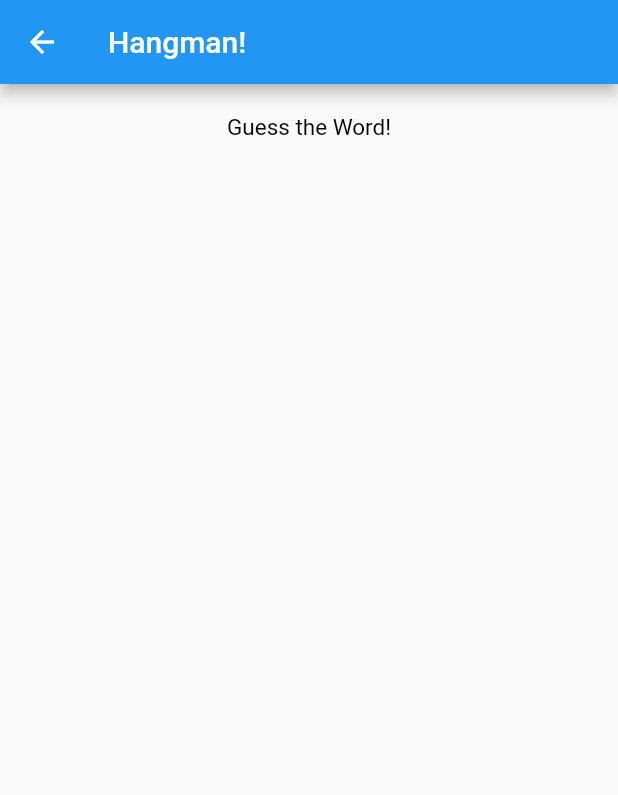
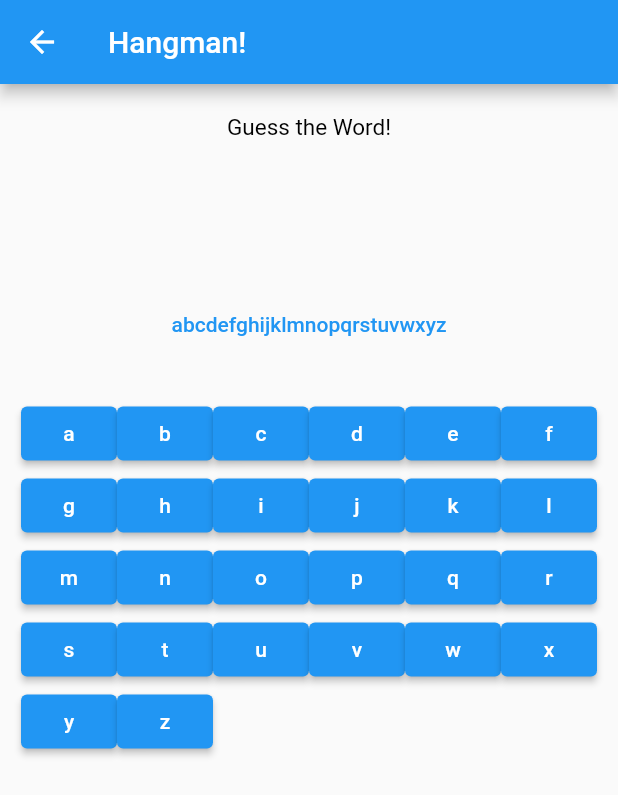
Before and after one commit to stianmogen/INFT2501_project, a Flutter app: the Hangman screen opened by its route, on a phone screen of 412 x 824 dp. Shown: the top 795 px of the screen. Run offline on Flutter 3.47's test engine with Material 2 defaults, Android fonts, the phone set to English and light mode, and no system bars; generated files the repository leaves out were written again.

Commit message:
add alphabet buttons

```diff
--- a/lib/l10n/app_en.arb
+++ b/lib/l10n/app_en.arb
@@ -3,7 +3,8 @@
   "gamePlay": "Hangman is a simple word guessing game. \nEach round you get to pick a letter from the alphabet. \nIf the word contains the letter, you are one step closer to success! \nIf it doesn't, the man is one step closer to certain death!",
   "languageInfo": "To change language, please change your devices system settings",
   "startGame": "START GAME!",
-  "hangmanTitle": "Guess the Word!",
+  "hangmanGame": "Guess the Word!",
   "alphabet": "abcdefghijklmnopqrstuvwxyz",
-  "wordList": "House, Dog, Pitbull"
+  "wordList": "House, Dog, Pitbull",
+  "ready": "Ready?"
 }
--- a/lib/l10n/app_no.arb
+++ b/lib/l10n/app_no.arb
@@ -5,5 +5,6 @@
   "startGame": "START SPILL!",
   "hangmanGame": "Gjett Ordet!",
   "alphabet": "abcdefghijklmnopqrstuvwxyzæøå",
-  "wordList": "Hus, Hund, Pitbull"
+  "wordList": "Hus, Hund, Pitbull",
+  "ready": "Klar?"
 }
--- a/lib/main.dart
+++ b/lib/main.dart
@@ -21,6 +21,7 @@ class MyApp extends StatelessWidget {
       theme: ThemeData(
         primarySwatch: Colors.blue,
       ),
+        //Named routes for navigation, docs: https://flutter.dev/docs/cookbook/navigation/named-routes
       routes: {
         '/': (context) => const Instructions(),
         '/hangman': (context) => const Hangman()
--- a/lib/screens/hangman.dart
+++ b/lib/screens/hangman.dart
@@ -1,11 +1,70 @@
+import 'dart:math';
+
 import 'package:flutter/material.dart';
 import 'package:flutter_localizations/flutter_localizations.dart';
 import 'package:flutter_gen/gen_l10n/app_localizations.dart';
 
-class Hangman extends StatelessWidget {
+
+// Hangman is a stateful widget
+// _Hangman class will have mutable objects, interacted with by the user
+// Described in documentation: https://flutter.dev/docs/development/ui/interactive
+class Hangman extends StatefulWidget {
   const Hangman({Key? key}) : super(key: key);
+  @override
+  State<Hangman> createState() => _Hangman();
+}
 
+class _Hangman extends State<Hangman>{
 
+  String _correctWord = "";
+  List<String> _correct = [];
+  List<String> _incorrect = [];
+  int _wrongCounter = 0;
+  final int wrongLimit = 9;
+  List<ElevatedButton> buttons = [];
+
+  void choose_correctWord(BuildContext context){
+    String potential = AppLocalizations.of(context)!.wordList;
+    //Split method of string, doc: https://api.flutter.dev/flutter/dart-core/String/split.html
+    List<String> potentialList = potential.split(", ");
+    setState(() {
+      _correctWord = potentialList[Random().nextInt(potentialList.length)];
+    });
+  }
+
+  void winState(BuildContext context) {
+
+  }
+
+  void guessLetter(BuildContext context, String letter) {
+    if (_correctWord.toLowerCase().contains(letter.toLowerCase())) {
+      setState(() {
+        _incorrect.add(letter);
+        _wrongCounter == _incorrect.length;
+      });
+      _correct.add(letter);
+    } else {
+      setState(() {
+        _incorrect.add(letter);
+        _wrongCounter == _incorrect.length;
+      });
+    }
+  }
+
+  List<Widget> _buildButtonsFromAlphabet() {
+    List<String>alphabet = AppLocalizations.of(context)!.alphabet.split('');
+    for (var char in alphabet){
+      buttons.add(ElevatedButton(
+          onPressed: () => guessLetter(context, char),
+          child: Text(char)
+      ));
+    }
+    return buttons;
+  }
+
+  //void initState() {
+  //
+  //}
 
   @override
   Widget build(BuildContext context) {
@@ -22,9 +81,49 @@ class Hangman extends StatelessWidget {
             Padding(
                 padding: const EdgeInsets.all(paddingSize),
                 child: Text(
-                    AppLocalizations.of(context)!.hangmanTitle,
+                    AppLocalizations.of(context)!.hangmanGame,
                     style: bodyStyle
                 )
+            ),
+            Padding(
+                padding: const EdgeInsets.all(paddingSize),
+                child: Text(
+                    _correctWord,
+                    style: bodyStyle
+                )
+            ),
+            Padding(
+                padding: const EdgeInsets.all(paddingSize),
+                //https://flutter.dev/docs/release/breaking-changes/buttons
+                child: TextButton(
+                    style: ButtonStyle(
+                      foregroundColor: MaterialStateProperty.all<Color>(Colors.blue),
+                      overlayColor: MaterialStateProperty.resolveWith<Color?>(
+                            (Set<MaterialState> states) {
+                          if (states.contains(MaterialState.hovered))
+                            return Colors.blue.withOpacity(0.04);
+                          if (states.contains(MaterialState.focused) ||
+                              states.contains(MaterialState.pressed))
+                            return Colors.blue.withOpacity(0.12);
+                          return null; // Defer to the widget's default.
+                        },
+                      ),
+                    ),
+                    onPressed: () { choose_correctWord(context); },
+                    child: Text(AppLocalizations.of(context)!.alphabet)
+                )
+            ),
+            Padding(
+                padding: const EdgeInsets.all(5),
+                //https://flutter.dev/docs/release/breaking-changes/buttons
+                child: Column(
+                  children: <Widget>[
+                    Wrap(
+                      children: _buildButtonsFromAlphabet()
+                    )
+                  ],
+
+              )
             )
           ],
         ),
```
